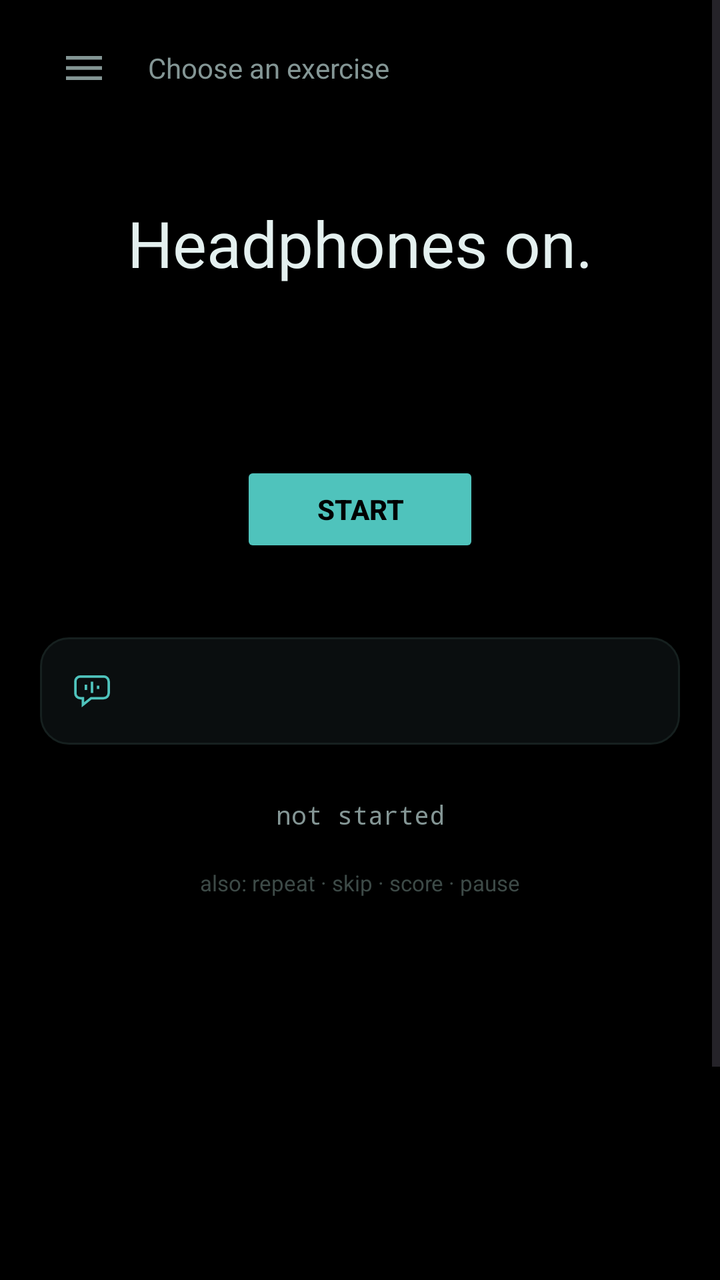
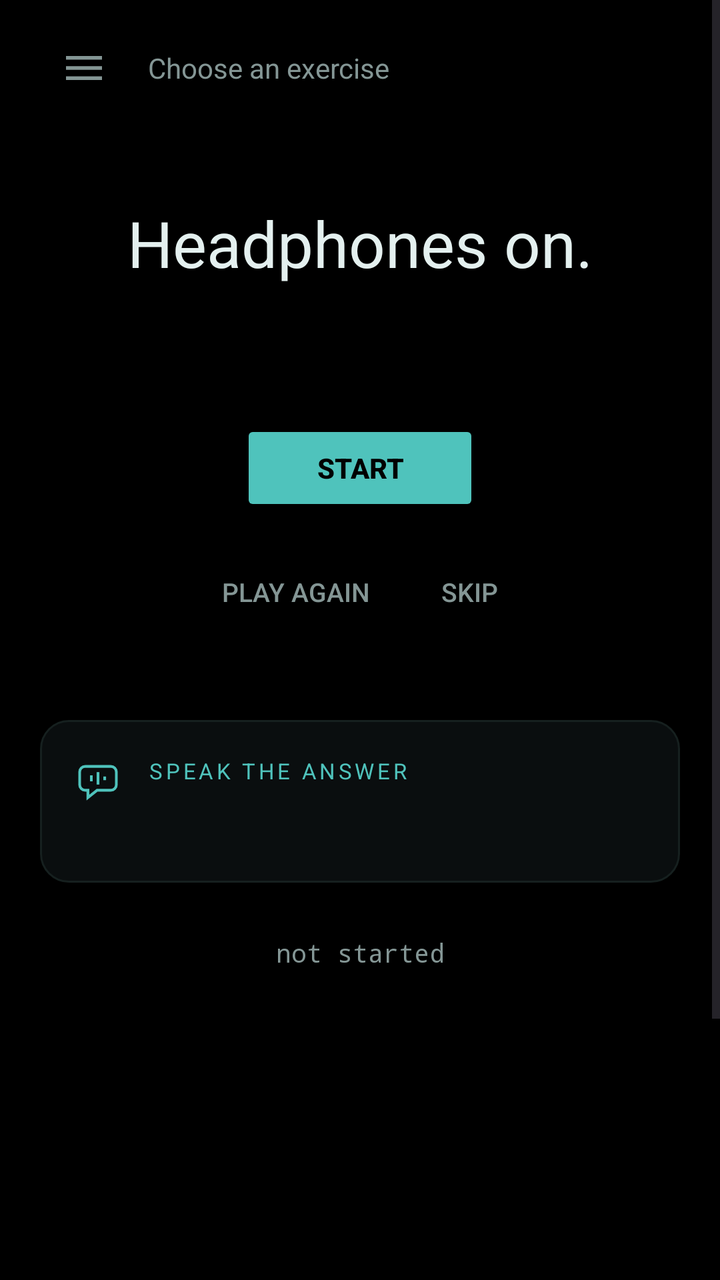

The first picture is an Android layout as it rendered before a commit; the second is the same layout after the commit. The layout source and the unified diff follow.
<!-- AndroidManifest.xml: application theme Theme.Ear -->
<!-- res/layout/activity_main.xml -->
<?xml version="1.0" encoding="utf-8"?>
<androidx.drawerlayout.widget.DrawerLayout
    xmlns:android="http://schemas.android.com/apk/res/android"
    android:id="@+id/drawer"
    android:layout_width="match_parent"
    android:layout_height="match_parent"
    android:background="@color/ground"
    android:fitsSystemWindows="true">

    
    <ScrollView
        android:layout_width="match_parent"
        android:layout_height="match_parent"
        android:fillViewport="true">

        <LinearLayout
            android:layout_width="match_parent"
            android:layout_height="wrap_content"
            android:orientation="vertical"
            android:paddingStart="20dp"
            android:paddingEnd="20dp"
            android:paddingTop="12dp"
            android:paddingBottom="40dp">

            <LinearLayout
                android:layout_width="match_parent"
                android:layout_height="wrap_content"
                android:orientation="horizontal"
                android:gravity="center_vertical">

                <ImageButton
                    android:id="@+id/menu"
                    android:layout_width="44dp"
                    android:layout_height="44dp"
                    android:background="?android:attr/selectableItemBackgroundBorderless"
                    android:contentDescription="Exercises"
                    android:src="@drawable/ic_menu" />

                <TextView
                    android:id="@+id/lessonTitle"
                    android:layout_width="0dp"
                    android:layout_height="wrap_content"
                    android:layout_weight="1"
                    android:layout_marginStart="10dp"
                    android:textColor="@color/ink_dim"
                    android:textSize="14sp"
                    android:text="Choose an exercise" />
            </LinearLayout>

            
            <TextView
                android:id="@+id/status"
                android:layout_width="match_parent"
                android:layout_height="wrap_content"
                android:layout_marginTop="44dp"
                android:gravity="center"
                android:textColor="@color/ink"
                android:textSize="32sp"
                android:text="Headphones on." />

            <TextView
                android:id="@+id/heard"
                android:layout_width="match_parent"
                android:layout_height="wrap_content"
                android:layout_marginTop="16dp"
                android:gravity="center"
                android:textColor="@color/aqua"
                android:textSize="14sp"
                android:fontFamily="monospace" />

            <TextView
                android:id="@+id/source"
                android:layout_width="match_parent"
                android:layout_height="wrap_content"
                android:layout_marginTop="6dp"
                android:gravity="center"
                android:textColor="@color/ink_faint"
                android:textSize="11sp"
                android:fontFamily="monospace" />

            <Button
                android:id="@+id/transport"
                android:layout_width="wrap_content"
                android:layout_height="wrap_content"
                android:layout_gravity="center"
                android:layout_marginTop="32dp"
                android:paddingStart="38dp"
                android:paddingEnd="38dp"
                android:backgroundTint="@color/aqua"
                android:textColor="@color/ground"
                android:textStyle="bold"
                android:text="Start" />

            
            <LinearLayout
                android:id="@+id/sayable"
                android:layout_width="match_parent"
                android:layout_height="wrap_content"
                android:layout_marginTop="40dp"
                android:orientation="horizontal"
                android:gravity="center_vertical"
                android:background="@drawable/bg_sayable"
                android:padding="16dp">

                <ImageView
                    android:layout_width="20dp"
                    android:layout_height="20dp"
                    android:layout_marginEnd="14dp"
                    android:contentDescription="Say one of these"
                    android:src="@drawable/ic_speak" />

                <TextView
                    android:id="@+id/vocab"
                    android:layout_width="0dp"
                    android:layout_height="wrap_content"
                    android:layout_weight="1"
                    android:textColor="@color/ink"
                    android:textSize="16sp"
                    android:lineSpacingExtra="4dp" />
            </LinearLayout>

            <TextView
                android:id="@+id/tally"
                android:layout_width="match_parent"
                android:layout_height="wrap_content"
                android:layout_marginTop="26dp"
                android:gravity="center"
                android:textColor="@color/ink_dim"
                android:textSize="13sp"
                android:fontFamily="monospace"
                android:text="not started" />

            
            <TextView
                android:id="@+id/commands"
                android:layout_width="match_parent"
                android:layout_height="wrap_content"
                android:layout_marginTop="18dp"
                android:gravity="center"
                android:textColor="@color/ink_faint"
                android:textSize="11sp"
                android:alpha="0.75"
                android:text="also: repeat · skip · score · pause" />

            
            <Space
                android:layout_width="match_parent"
                android:layout_height="220dp" />

            <TextView
                android:layout_width="match_parent"
                android:layout_height="wrap_content"
                android:textColor="@color/ink_faint"
                android:textSize="10sp"
                android:letterSpacing="0.18"
                android:alpha="0.6"
                android:text="LOG — LONG-PRESS TO COPY" />

            <TextView
                android:id="@+id/log"
                android:layout_width="match_parent"
                android:layout_height="wrap_content"
                android:layout_marginTop="8dp"
                android:padding="12dp"
                android:background="@color/sunk"
                android:textColor="@color/ink_faint"
                android:textSize="10sp"
                android:fontFamily="monospace"
                android:textIsSelectable="true" />
        </LinearLayout>
    </ScrollView>

    
    <LinearLayout
        android:layout_width="300dp"
        android:layout_height="match_parent"
        android:layout_gravity="start"
        android:orientation="vertical"
        android:background="@color/raise"
        android:fitsSystemWindows="true">

        <TextView
            android:layout_width="match_parent"
            android:layout_height="wrap_content"
            android:paddingStart="22dp"
            android:paddingEnd="22dp"
            android:paddingTop="26dp"
            android:paddingBottom="14dp"
            android:textColor="@color/ink_faint"
            android:textSize="10sp"
            android:letterSpacing="0.18"
            android:text="EXERCISES" />

        <ListView
            android:id="@+id/lessonList"
            android:layout_width="match_parent"
            android:layout_height="match_parent"
            android:divider="@color/line_soft"
            android:dividerHeight="1dp" />
    </LinearLayout>

</androidx.drawerlayout.widget.DrawerLayout>
<!-- resources referenced by this layout -->
<resources>
  <color name="aqua">#4FC3BC</color>
  <color name="ground">#000000</color>
  <color name="ink">#E4F0EF</color>
  <color name="ink_dim">#849695</color>
  <color name="ink_faint">#51635F</color>
  <color name="line_soft">#0E1514</color>
  <color name="raise">#0A0E0F</color>
  <color name="sunk">#050708</color>
  <!-- drawable bg_sayable (drawable) -->
  <?xml version="1.0" encoding="utf-8"?>
  <shape xmlns:android="http://schemas.android.com/apk/res/android" android:shape="rectangle">
      <solid android:color="@color/raise" />
      <stroke android:width="1dp" android:color="@color/line" />
      <corners android:radius="14dp" />
  </shape>
  <!-- drawable ic_menu (drawable) -->
  <vector xmlns:android="http://schemas.android.com/apk/res/android"
      android:width="24dp" android:height="24dp"
      android:viewportWidth="24" android:viewportHeight="24"
      android:tint="@color/ink_dim">
      <path android:fillColor="#FFFFFF" android:pathData="M3,6h18v1.8h-18z" />
      <path android:fillColor="#FFFFFF" android:pathData="M3,11.1h18v1.8h-18z" />
      <path android:fillColor="#FFFFFF" android:pathData="M3,16.2h18v1.8h-18z" />
  </vector>
  <!-- drawable ic_speak (drawable) -->
  <vector xmlns:android="http://schemas.android.com/apk/res/android"
      android:width="20dp" android:height="20dp"
      android:viewportWidth="24" android:viewportHeight="24">
      
      <path
          android:pathData="M5,3.5 h14 a3,3 0 0 1 3,3 v7 a3,3 0 0 1 -3,3 h-7.5 l-5,4 v-4 h-1.5 a3,3 0 0 1 -3,-3 v-7 a3,3 0 0 1 3,-3 z"
          android:strokeColor="@color/aqua" android:strokeWidth="1.5" android:fillColor="#00000000" />
      <path android:fillColor="@color/aqua" android:pathData="M7.6,8.4h1.5v3.2h-1.5z" />
      <path android:fillColor="@color/aqua" android:pathData="M11.25,6.6h1.5v6.8h-1.5z" />
      <path android:fillColor="@color/aqua" android:pathData="M14.9,9.0h1.5v2h-1.5z" />
  </vector>
  <style name="Theme.Ear" parent="Theme.Material3.DayNight.NoActionBar">
          <item name="android:statusBarColor">@color/ground</item>
          <item name="android:navigationBarColor">@color/ground</item>
          <item name="android:windowBackground">@color/ground</item>
          <item name="colorPrimary">@color/aqua</item>
      </style>
  <color name="line">#16201F</color>
</resources>

<!-- the commit's change to res/layout/activity_main.xml (unified diff, before → after) -->
@@ -68,16 +68,6 @@
                 android:textSize="14sp"
                 android:fontFamily="monospace" />
 
-            <TextView
-                android:id="@+id/source"
-                android:layout_width="match_parent"
-                android:layout_height="wrap_content"
-                android:layout_marginTop="6dp"
-                android:gravity="center"
-                android:textColor="@color/ink_faint"
-                android:textSize="11sp"
-                android:fontFamily="monospace" />
-
             <Button
                 android:id="@+id/transport"
                 android:layout_width="wrap_content"
@@ -93,30 +83,79 @@
 
             
             <LinearLayout
+                android:layout_width="wrap_content"
+                android:layout_height="wrap_content"
+                android:layout_gravity="center"
+                android:layout_marginTop="14dp"
+                android:orientation="horizontal">
+
+                <Button
+                    android:id="@+id/again"
+                    style="?android:attr/borderlessButtonStyle"
+                    android:layout_width="wrap_content"
+                    android:layout_height="wrap_content"
+                    android:minWidth="0dp"
+                    android:paddingStart="18dp"
+                    android:paddingEnd="18dp"
+                    android:textColor="@color/ink_dim"
+                    android:textSize="13sp"
+                    android:text="Play again" />
+
+                <Button
+                    android:id="@+id/skip"
+                    style="?android:attr/borderlessButtonStyle"
+                    android:layout_width="wrap_content"
+                    android:layout_height="wrap_content"
+                    android:minWidth="0dp"
+                    android:paddingStart="18dp"
+                    android:paddingEnd="18dp"
+                    android:textColor="@color/ink_dim"
+                    android:textSize="13sp"
+                    android:text="Skip" />
+            </LinearLayout>
+
+            
+            <LinearLayout
                 android:id="@+id/sayable"
                 android:layout_width="match_parent"
                 android:layout_height="wrap_content"
                 android:layout_marginTop="40dp"
                 android:orientation="horizontal"
-                android:gravity="center_vertical"
+                android:gravity="top"
                 android:background="@drawable/bg_sayable"
-                android:padding="16dp">
+                android:padding="18dp">
 
                 <ImageView
-                    android:layout_width="20dp"
-                    android:layout_height="20dp"
+                    android:layout_width="22dp"
+                    android:layout_height="22dp"
                     android:layout_marginEnd="14dp"
-                    android:contentDescription="Say one of these"
+                    android:layout_marginTop="2dp"
+                    android:contentDescription="Speak the answer"
                     android:src="@drawable/ic_speak" />
 
-                <TextView
-                    android:id="@+id/vocab"
+                <LinearLayout
                     android:layout_width="0dp"
                     android:layout_height="wrap_content"
                     android:layout_weight="1"
-                    android:textColor="@color/ink"
-                    android:textSize="16sp"
-                    android:lineSpacingExtra="4dp" />
+                    android:orientation="vertical">
+
+                    <TextView
+                        android:layout_width="wrap_content"
+                        android:layout_height="wrap_content"
+                        android:textColor="@color/aqua"
+                        android:textSize="11sp"
+                        android:letterSpacing="0.14"
+                        android:text="SPEAK THE ANSWER" />
+
+                    <TextView
+                        android:id="@+id/vocab"
+                        android:layout_width="match_parent"
+                        android:layout_height="wrap_content"
+                        android:layout_marginTop="8dp"
+                        android:textColor="@color/ink"
+                        android:textSize="17sp"
+                        android:lineSpacingExtra="5dp" />
+                </LinearLayout>
             </LinearLayout>
 
             <TextView
@@ -131,17 +170,6 @@
                 android:text="not started" />
 
             
-            <TextView
-                android:id="@+id/commands"
-                android:layout_width="match_parent"
-                android:layout_height="wrap_content"
-                android:layout_marginTop="18dp"
-                android:gravity="center"
-                android:textColor="@color/ink_faint"
-                android:textSize="11sp"
-                android:alpha="0.75"
-                android:text="also: repeat · skip · score · pause" />
-
             
             <Space
                 android:layout_width="match_parent"
